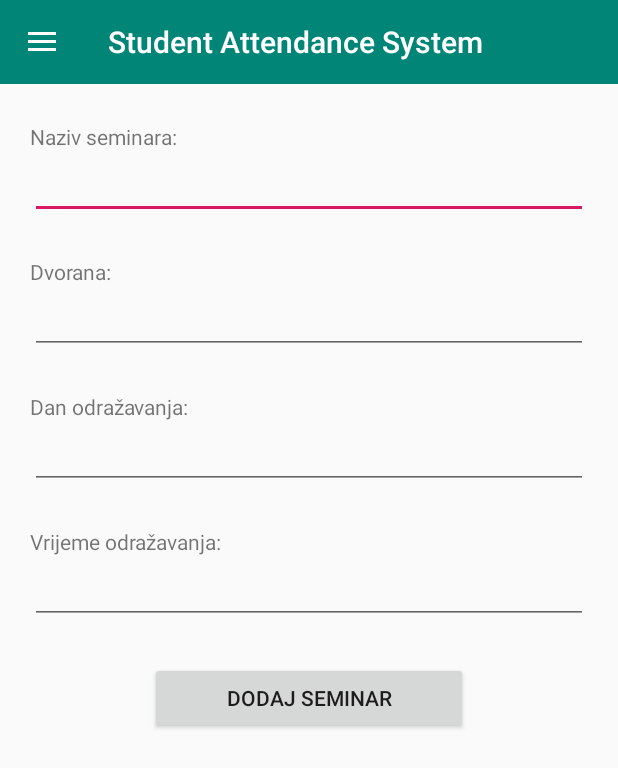
After one commit to domandlar/StudentAttendanceSystem-SAS, an Android app: the AddSeminar screen opened directly, with no data from a screen before it, on a phone screen of 412 x 824 dp. The commit adds this screen. Shown: the top 768 px of the screen. Run offline under Robolectric (Android 15) with nearby library versions, the phone set to English and light mode, and no system bars.

Commit message:
Djelomično implementirano dodavanje seminara

```diff
--- a/App/app/src/main/AndroidManifest.xml
+++ b/App/app/src/main/AndroidManifest.xml
@@ -18,7 +18,8 @@
                 <category android:name="android.intent.category.LAUNCHER" />
             </intent-filter>
         </activity>
-        <activity android:name=".MainActivity"></activity>
+        <activity android:name=".MainActivity" />
+        <activity android:name=".ui_prof.AddSeminar"></activity>
     </application>
 
 </manifest>
--- /dev/null
+++ b/App/app/src/main/java/com/foi/air/studentattendancesystem/ui_prof/AddSeminar.java
@@ -0,0 +1,48 @@
+package com.foi.air.studentattendancesystem.ui_prof;
+
+import android.content.Intent;
+import android.support.annotation.NonNull;
+import android.support.design.widget.NavigationView;
+import android.support.v4.widget.DrawerLayout;
+import android.support.v7.app.ActionBarDrawerToggle;
+import android.support.v7.app.AppCompatActivity;
+import android.os.Bundle;
+import android.support.v7.widget.Toolbar;
+import android.view.MenuItem;
+
+import com.foi.air.studentattendancesystem.R;
+
+public class AddSeminar extends AppCompatActivity implements NavigationView.OnNavigationItemSelectedListener {
+
+    private Toolbar toolBar;
+    private DrawerLayout drawer;
+
+    @Override
+    protected void onCreate(Bundle savedInstanceState) {
+        super.onCreate(savedInstanceState);
+        setContentView(R.layout.activity_add_seminar);
+
+        toolBar = findViewById(R.id.toolBar);
+        setSupportActionBar(toolBar);
+
+        drawer = findViewById(R.id.drawer_layout);
+
+        //osluskivanje gumba "Moji seminari"
+        NavigationView navigationView = findViewById(R.id.nav_view);
+        navigationView.setNavigationItemSelectedListener(this);
+
+        ActionBarDrawerToggle toggle = new ActionBarDrawerToggle(this,drawer,toolBar,R.string.navigation_drawer_open,R.string.navigation_drawer_close);
+        drawer.addDrawerListener(toggle);
+        toggle.syncState();
+    }
+
+    @Override
+    public boolean onNavigationItemSelected(@NonNull MenuItem menuItem) {
+        switch (menuItem.getItemId()){
+            case R.id.nav_seminars:
+                Intent intent = new Intent(AddSeminar.this, ListOfSeminars.class);
+                startActivity(intent);
+        }
+        return true;
+    }
+}
--- a/App/app/src/main/java/com/foi/air/studentattendancesystem/ui_prof/ListOfSeminars.java
+++ b/App/app/src/main/java/com/foi/air/studentattendancesystem/ui_prof/ListOfSeminars.java
@@ -1,5 +1,8 @@
 package com.foi.air.studentattendancesystem.ui_prof;
 
+import android.content.Intent;
+import android.support.annotation.NonNull;
+import android.support.design.widget.NavigationView;
 import android.support.v4.view.GravityCompat;
 import android.support.v4.widget.DrawerLayout;
 import android.support.v7.app.ActionBarDrawerToggle;
@@ -10,6 +13,7 @@ import android.support.v7.widget.RecyclerView;
 import android.support.v7.widget.Toolbar;
 import android.view.Menu;
 import android.view.MenuInflater;
+import android.view.MenuItem;
 
 import com.foi.air.studentattendancesystem.R;
 import com.foi.air.studentattendancesystem.adapters_prof.ListOfSeminarsAdapter;
@@ -18,7 +22,7 @@ import com.foi.air.studentattendancesystem.adapters_prof.Seminars;
 import java.util.ArrayList;
 import java.util.List;
 
-public class ListOfSeminars extends AppCompatActivity {
+public class ListOfSeminars extends AppCompatActivity implements NavigationView.OnNavigationItemSelectedListener {
 
     private Toolbar toolBar;
 
@@ -38,6 +42,9 @@ public class ListOfSeminars extends AppCompatActivity {
         setSupportActionBar(toolBar);
 
         drawer = findViewById(R.id.drawer_layout);
+        NavigationView navigationView = findViewById(R.id.nav_view);
+        navigationView.setNavigationItemSelectedListener(this);
+
         ActionBarDrawerToggle toggle = new ActionBarDrawerToggle(this,drawer,toolBar,R.string.navigation_drawer_open,R.string.navigation_drawer_close);
         drawer.addDrawerListener(toggle);
         toggle.syncState();
@@ -98,11 +105,31 @@ public class ListOfSeminars extends AppCompatActivity {
     }
 
     @Override
+    public boolean onNavigationItemSelected(@NonNull MenuItem menuItem) {
+        switch (menuItem.getItemId()){
+            case R.id.nav_seminars:
+                Intent intent = new Intent(ListOfSeminars.this, ListOfSeminars.class);
+                startActivity(intent);
+        }
+        return true;
+    }
+
+    @Override
     public boolean onCreateOptionsMenu(Menu menu) {
         MenuInflater menuInflater = getMenuInflater();
         menuInflater.inflate(R.menu.app_bar_menu,menu);
 
         return true;
+    }
+
+    @Override
+    public boolean onOptionsItemSelected(MenuItem item) {
+        switch (item.getItemId()){
+            case R.id.action_dodaj_seminar:
+                Intent intent = new Intent(ListOfSeminars.this, AddSeminar.class);
+                startActivity(intent);
+        }
+        return super.onOptionsItemSelected(item);
     }
 
     //drawer
--- /dev/null
+++ b/App/app/src/main/res/layout/activity_add_seminar.xml
@@ -0,0 +1,99 @@
+<android.support.v4.widget.DrawerLayout
+    xmlns:android="http://schemas.android.com/apk/res/android"
+    android:layout_width="match_parent"
+    android:layout_height="match_parent"
+    xmlns:app="http://schemas.android.com/apk/res-auto"
+    xmlns:tools="http://schemas.android.com/tools"
+    android:orientation="vertical"
+    android:id="@+id/drawer_layout"
+    android:fitsSystemWindows="true"
+    tools:openDrawer="start">
+    <LinearLayout
+        android:layout_width="match_parent"
+        android:layout_height="match_parent"
+        android:orientation="vertical">
+
+        <include
+            layout="@layout/toolbar_layout"/>
+
+        <TextView
+            android:id="@+id/textViewNazivSeminara"
+            android:layout_width="match_parent"
+            android:layout_height="wrap_content"
+            android:text="Naziv seminara:"
+            android:layout_marginTop="25dp"
+            android:layout_marginLeft="20dp"
+            android:layout_marginRight="20dp"/>
+        <EditText
+            android:id="@+id/editTextNazivSeminara"
+            android:layout_width="match_parent"
+            android:layout_height="wrap_content"
+            android:layout_marginLeft="20dp"
+            android:layout_marginRight="20dp"/>
+        <TextView
+            android:id="@+id/textViewDvorana"
+            android:layout_width="match_parent"
+            android:layout_height="wrap_content"
+            android:text="Dvorana:"
+            android:layout_marginTop="25dp"
+            android:layout_marginLeft="20dp"
+            android:layout_marginRight="20dp"/>
+        <EditText
+            android:id="@+id/editTextDvorana"
+            android:layout_width="match_parent"
+            android:layout_height="wrap_content"
+            android:layout_marginLeft="20dp"
+            android:layout_marginRight="20dp"/>
+        <TextView
+            android:id="@+id/textViewDanOdrzavanja"
+            android:layout_width="match_parent"
+            android:layout_height="wrap_content"
+            android:text="Dan odražavanja:"
+            android:layout_marginTop="25dp"
+            android:layout_marginLeft="20dp"
+            android:layout_marginRight="20dp"/>
+        <EditText
+            android:id="@+id/editTextDanOdrzavanja"
+            android:layout_width="match_parent"
+            android:layout_height="wrap_content"
+            android:layout_marginLeft="20dp"
+            android:layout_marginRight="20dp"/>
+        <TextView
+            android:id="@+id/textViewVrijemeOdrzavanja"
+            android:layout_width="match_parent"
+            android:layout_height="wrap_content"
+            android:text="Vrijeme odražavanja:"
+            android:layout_marginTop="25dp"
+            android:layout_marginLeft="20dp"
+            android:layout_marginRight="20dp"/>
+        <EditText
+            android:id="@+id/editTextVrijemeOdrzavanja"
+            android:layout_width="match_parent"
+            android:layout_height="wrap_content"
+            android:layout_marginLeft="20dp"
+            android:layout_marginRight="20dp"/>
+        <Button
+            android:id="@+id/buttonDodajSeminar"
+            android:layout_width="match_parent"
+            android:layout_height="wrap_content"
+            android:layout_marginTop="25dp"
+            android:layout_marginLeft="100dp"
+            android:layout_marginRight="100dp"
+            android:text="Dodaj seminar"/>
+
+        <FrameLayout
+            android:id="@+id/fragment_container"
+            android:layout_width="match_parent"
+            android:layout_height="match_parent"></FrameLayout>
+
+    </LinearLayout>
+    <android.support.design.widget.NavigationView
+        android:layout_width="wrap_content"
+        android:layout_height="match_parent"
+        android:layout_gravity="start"
+        android:id="@+id/nav_view"
+        app:headerLayout="@layout/nav_header"
+        app:menu="@menu/drawer_menu"/>
+
+
+</android.support.v4.widget.DrawerLayout>
--- a/App/app/src/main/res/menu/app_bar_menu.xml
+++ b/App/app/src/main/res/menu/app_bar_menu.xml
@@ -11,8 +11,8 @@
         app:showAsAction="ifRoom"/>
 
     <item
-        android:id="@+id/action_settings"
-        android:title="Settings"
+        android:id="@+id/action_dodaj_seminar"
+        android:title="Dodaj seminar"
         app:showAsAction="never" />
 
 
```
